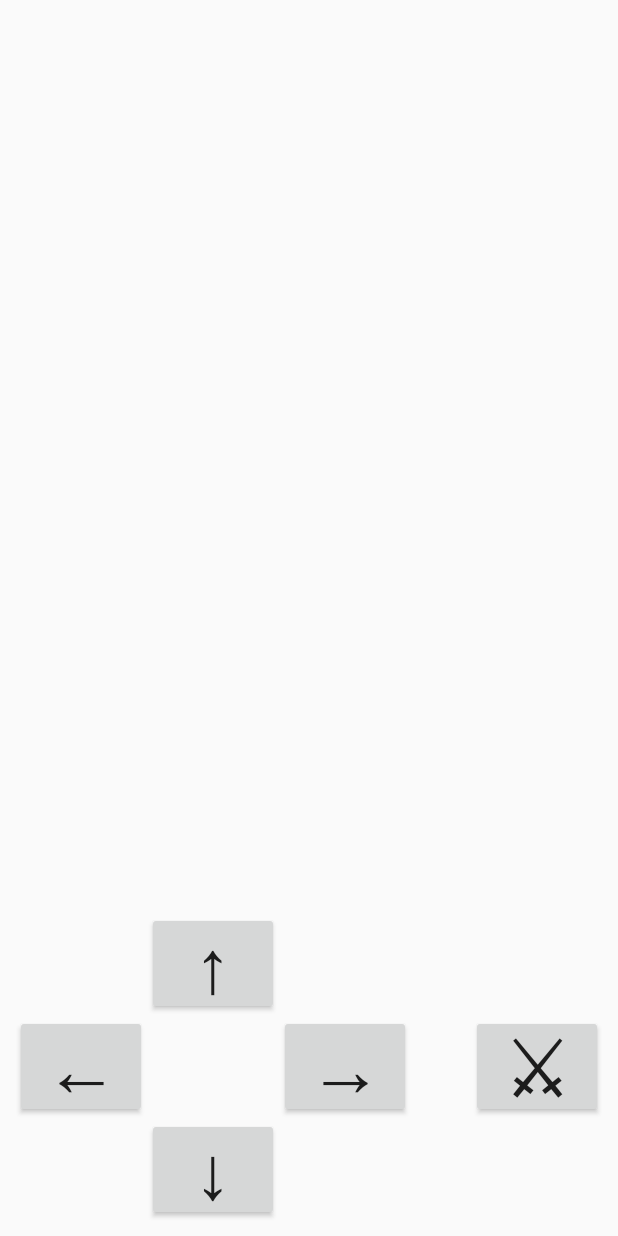
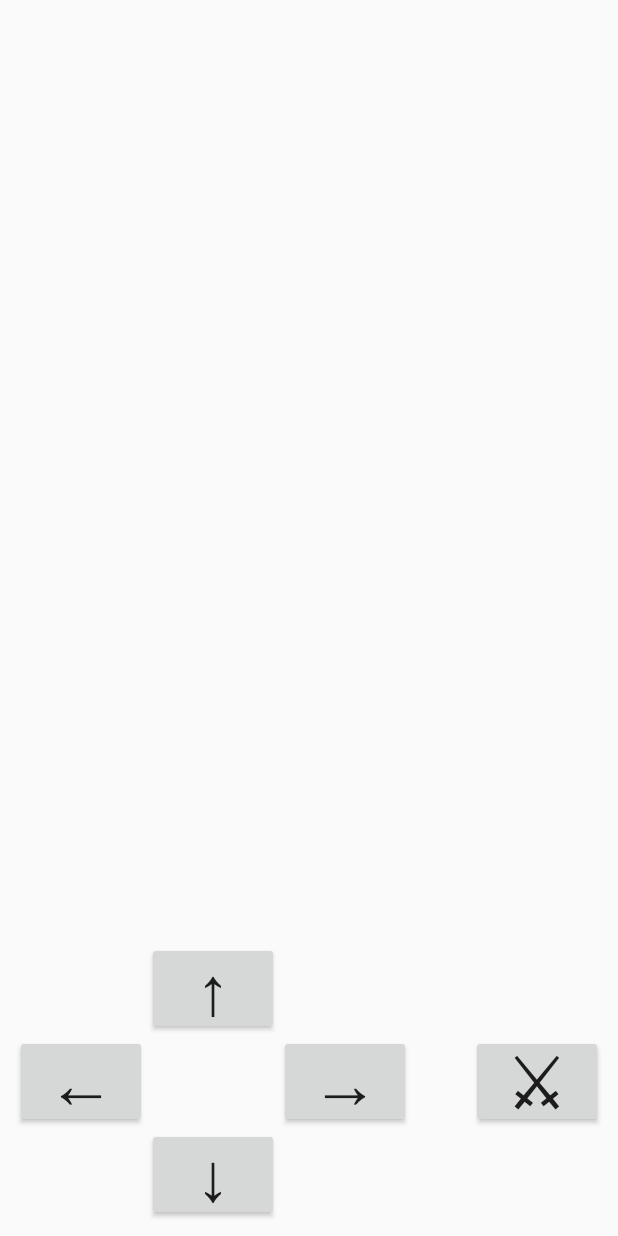
Before and after one commit to Benjamin-Jenne/AD340Game, an Android app: the MapActivity screen opened directly, with no data from a screen before it, on a phone screen of 412 x 824 dp. Run offline under Robolectric (Android 15) with nearby library versions, the phone set to English and light mode, and no system bars.

Commit message:
I accidently forgot to add these files in the last branch that I merged

```diff
--- a/app/src/main/res/layout/activity_map.xml
+++ b/app/src/main/res/layout/activity_map.xml
@@ -13,7 +13,7 @@
         android:layout_height="wrap_content"
         android:padding="0dp"
         android:text="@string/left"
-        android:textSize="50dp"
+        android:textSize="45dp"
         android:layout_above="@id/buttonDown" />
 
     <Button
@@ -22,7 +22,7 @@
         android:layout_height="wrap_content"
         android:padding="0dp"
         android:text="@string/right"
-        android:textSize="50dp"
+        android:textSize="45dp"
         android:layout_toEndOf="@id/buttonDown"
         android:layout_above="@id/buttonDown"/>
 
@@ -33,7 +33,7 @@
         android:padding="0dp"
         android:text="@string/down"
         android:layout_alignParentBottom="true"
-        android:textSize="50dp"
+        android:textSize="45dp"
         android:layout_toEndOf="@id/buttonLeft"/>
 
     <Button
@@ -42,7 +42,7 @@
         android:layout_height="wrap_content"
         android:padding="0dp"
         android:text="@string/up"
-        android:textSize="50dp"
+        android:textSize="45dp"
         android:layout_toEndOf="@id/buttonLeft"
         android:layout_above="@id/buttonLeft"
 />
@@ -52,7 +52,7 @@
         android:layout_height="wrap_content"
         android:padding="0dp"
         android:text="@string/attack"
-        android:textSize="50dp"
+        android:textSize="45dp"
         android:layout_above="@id/buttonDown"
         android:layout_alignParentEnd="true"
         />
--- a/app/src/main/res/values/strings.xml
+++ b/app/src/main/res/values/strings.xml
@@ -14,4 +14,5 @@
     <string name="down">\u2193</string>
     <string name="up">\u2191</string>
     <string name="attack">\u2694</string>
+    <string name="pickup">pickup</string>
 </resources>
```
